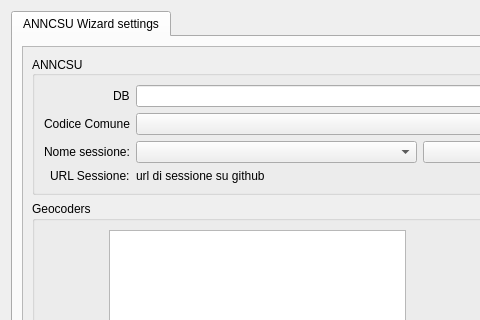
Qt form qgisplugin/anncsu_manager/resources/ui/wizard_settings.ui (anncsu-open/anncsu-manager) before a commit; both pictures show x 0 to 480 and y 0 to 320 of the 747 by 706 pixel window.
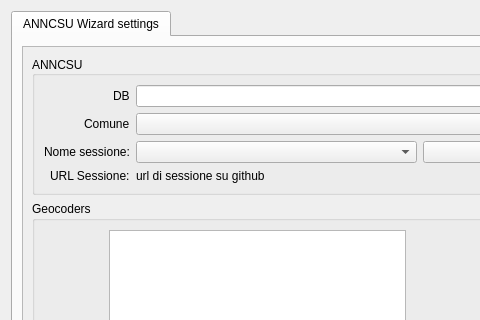
The same form after that commit.

Patch:
```diff
--- a/qgisplugin/anncsu_manager/resources/ui/wizard_settings.ui
+++ b/qgisplugin/anncsu_manager/resources/ui/wizard_settings.ui
@@ -86,7 +86,7 @@
               <item row="1" column="0">
                <widget class="QLabel" name="label_6">
                 <property name="text">
-                 <string>Codice Comune</string>
+                 <string>Comune</string>
                 </property>
                </widget>
               </item>
```
Left out of the diff: 2 changed lines with no effect on the pictures.
